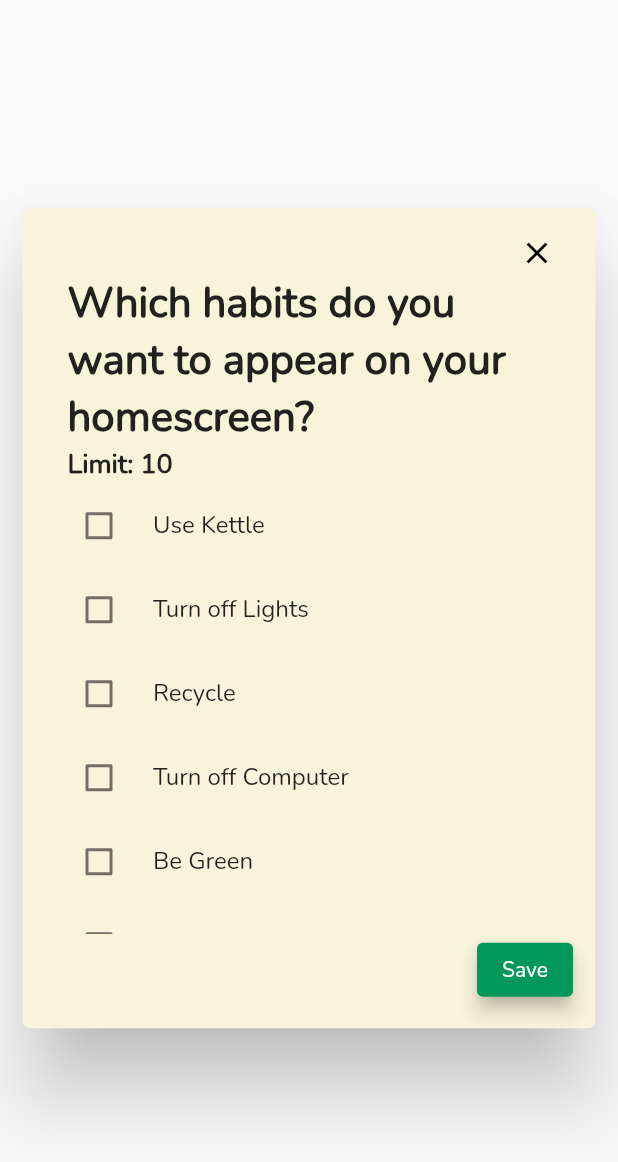
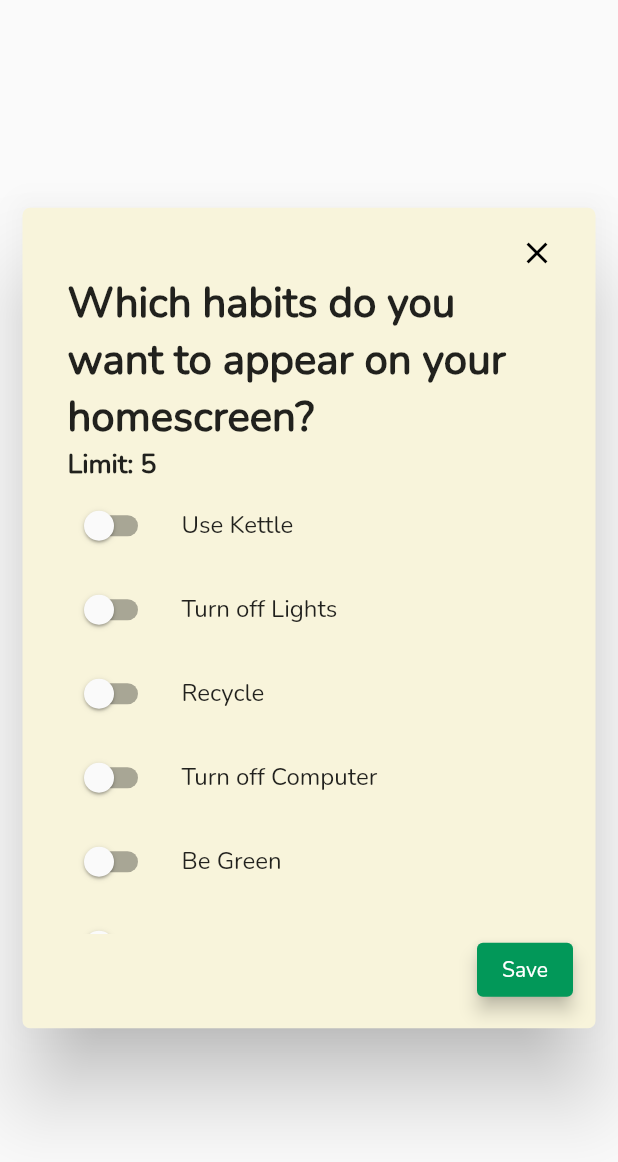
Before and after one commit to csc301-fall-2021/team-project-9-greenpeeps, a Flutter app: the AddDailyHabitsDialogue widget shown alone on an empty page, opened directly, on a phone screen of 412 x 824 dp. Shown: the top 1162 px of the screen. Run offline on Flutter 3.47's test engine with Material 2 defaults, Android fonts, the phone set to English and light mode, and no system bars; our stand-ins replace cloud_firestore, firebase_auth, firebase_core, get, pie_chart; missing offline and left inert: cloud_firestore_web, firebase_auth_web, firebase_core_web; accounts and stored records are empty.

Commit message:
changed add daily habits checklist to switchlist

```diff
--- a/green_peeps_app/lib/habits/add_daily_habits_dialogue.dart
+++ b/green_peeps_app/lib/habits/add_daily_habits_dialogue.dart
@@ -23,15 +23,15 @@ class _AddDailyHabitsDialogueState extends State<AddDailyHabitsDialogue> {
     "B)))"
   ];
 
-  Widget _makeHabitCheckbox(setState, String habitName, int habitID) {
+  Widget _makeHabitSwitchList(setState, String habitName, int habitID) {
     if (_habitMap[habitID] == null) {
       _habitMap[habitID] = false;
     }
-    return CheckboxListTile(
+    return SwitchListTile(
       title: Text(habitName),
       activeColor: const Color.fromRGBO(0, 154, 6, 1),
       controlAffinity: ListTileControlAffinity.leading,
-      value: _habitMap[habitID],
+      value: _habitMap[habitID]!,
       onChanged: (bool? value) {
         setState(
           () {
@@ -41,7 +41,7 @@ class _AddDailyHabitsDialogueState extends State<AddDailyHabitsDialogue> {
                 count++;
               }
             }
-            if (count < 4 || value == false) {
+            if (count < 5 || value == false) {
               _habitMap[habitID] = value!;
             }
           },
@@ -105,7 +105,7 @@ class _AddDailyHabitsDialogueState extends State<AddDailyHabitsDialogue> {
               Container(
                 padding: const EdgeInsets.symmetric(horizontal: 15),
                 child: const Text(
-                  "Limit: 10",
+                  "Limit: 5",
                   textAlign: TextAlign.left,
                   style: TextStyle(
                     fontSize: 18.0,
@@ -118,7 +118,7 @@ class _AddDailyHabitsDialogueState extends State<AddDailyHabitsDialogue> {
                 child: SingleChildScrollView(
                   child: Column(children: [
                     for (var i = 0; i < habitList.length; i++)
-                      _makeHabitCheckbox(setState, habitList[i], i),
+                      _makeHabitSwitchList(setState, habitList[i], i),
                   ]),
                 ),
               ),
```
